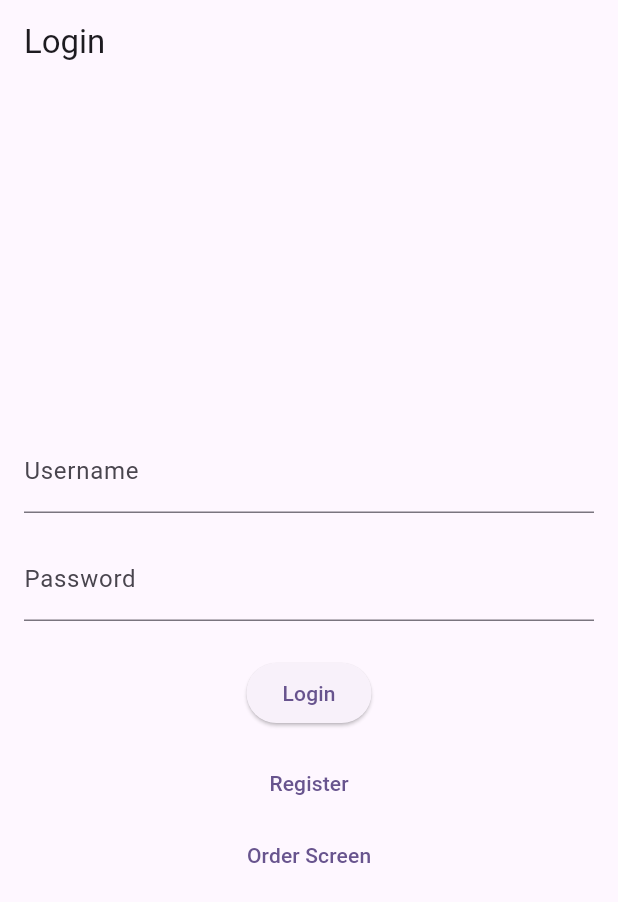
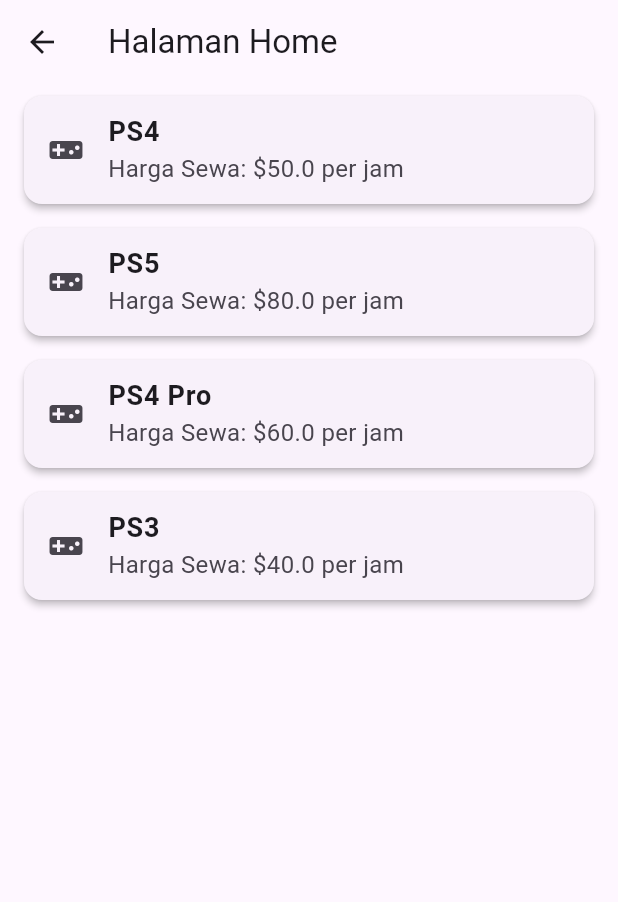
Before and after one commit to K-gultom/projek_akhir_pcs, a Flutter app: the screen it shows after launch, after a tap on "Login", on a phone screen of 412 x 824 dp. Shown: the top 902 px of the screen. Run offline on Flutter 3.47's test engine with Material 2 defaults, Android fonts, the phone set to English and light mode, and no system bars.

Commit message:
commit home

```diff
--- /dev/null
+++ b/projek_pcs/lib/Screen/home.dart
@@ -0,0 +1,88 @@
+import 'package:flutter/material.dart';
+
+void main() {
+  runApp(MyApp());
+}
+
+class MyApp extends StatelessWidget {
+  @override
+  Widget build(BuildContext context) {
+    return MaterialApp(
+      title: 'Halaman Home',
+      theme: ThemeData(
+        primarySwatch: Colors.blue,
+        visualDensity: VisualDensity.adaptivePlatformDensity,
+      ),
+      home: HomePage(),
+    );
+  }
+}
+
+class HomePage extends StatefulWidget {
+  @override
+  _HomePageState createState() => _HomePageState();
+}
+
+class _HomePageState extends State<HomePage> {
+  final List<PlayStation> playStations = [
+    PlayStation(name: 'PS4', price: 50),
+    PlayStation(name: 'PS5', price: 80),
+    PlayStation(name: 'PS4 Pro', price: 60),
+    PlayStation(name: 'PS3', price: 40),
+  ];
+
+  @override
+  Widget build(BuildContext context) {
+    return Scaffold(
+      appBar: AppBar(
+        title: Text('Halaman Home'),
+      ),
+      body: ListView.builder(
+        itemCount: playStations.length,
+        itemBuilder: (context, index) {
+          return Card(
+            elevation: 2,
+            margin: EdgeInsets.symmetric(horizontal: 16, vertical: 8),
+            child: ListTile(
+              leading: Icon(Icons.videogame_asset),
+              title: Text(
+                playStations[index].name,
+                style: TextStyle(fontWeight: FontWeight.bold, fontSize: 18),
+              ),
+              subtitle: Text(
+                'Harga Sewa: \$${playStations[index].price} per jam',
+                style: TextStyle(fontSize: 16),
+              ),
+              onTap: () {
+                showDialog(
+                  context: context,
+                  builder: (BuildContext context) {
+                    return AlertDialog(
+                      title: Text('Detail PS'),
+                      content: Text('Anda telah memilih ${playStations[index].name}'),
+                      actions: [
+                        TextButton(
+                          onPressed: () {
+                            Navigator.of(context).pop();
+                          },
+                          child: Text('OK'),
+                        ),
+                      ],
+                    );
+                  },
+                );
+              },
+            ),
+          );
+        },
+      ),
+    );
+  }
+}
+
+class PlayStation {
+  final String name;
+  final double price;
+
+  PlayStation({required this.name, required this.price});
+}
--- a/projek_pcs/lib/Screen/login.dart
+++ b/projek_pcs/lib/Screen/login.dart
@@ -1,5 +1,7 @@
 import 'package:flutter/material.dart';
+import 'package:projek_pcs/Screen/home.dart';
 import 'package:projek_pcs/Screen/register.dart';
+import 'package:projek_pcs/main.dart';
 import 'package:projek_pcs/order.dart';
 
 class LoginPage extends StatelessWidget {
@@ -29,7 +31,12 @@
             SizedBox(height: 24.0),
             ElevatedButton(
               onPressed: () {
-                // Perform login operation
+                Navigator.push(
+                  context,
+                  MaterialPageRoute(
+                    builder: (context) =>HomePage(),
+                  ),
+                );
               },
               child: Text('Login'),
             ),
@@ -58,6 +65,7 @@
               child: Text('Order Screen'),
             ),
             // =========================================================
+
           ],
         ),
       ),
```
